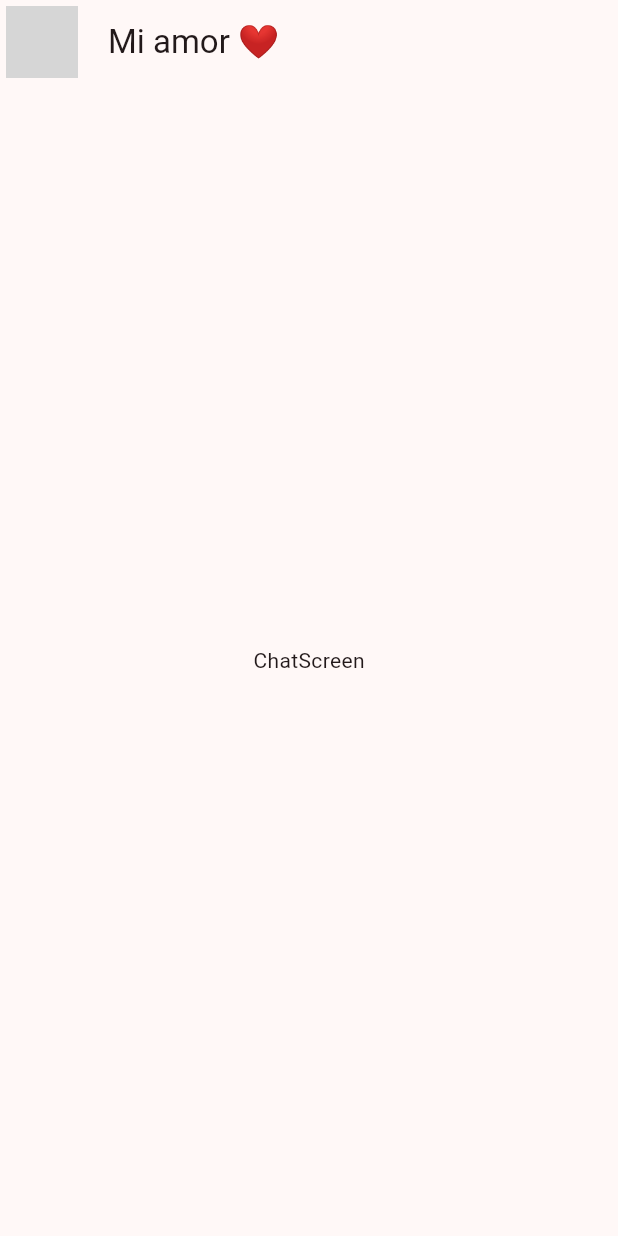
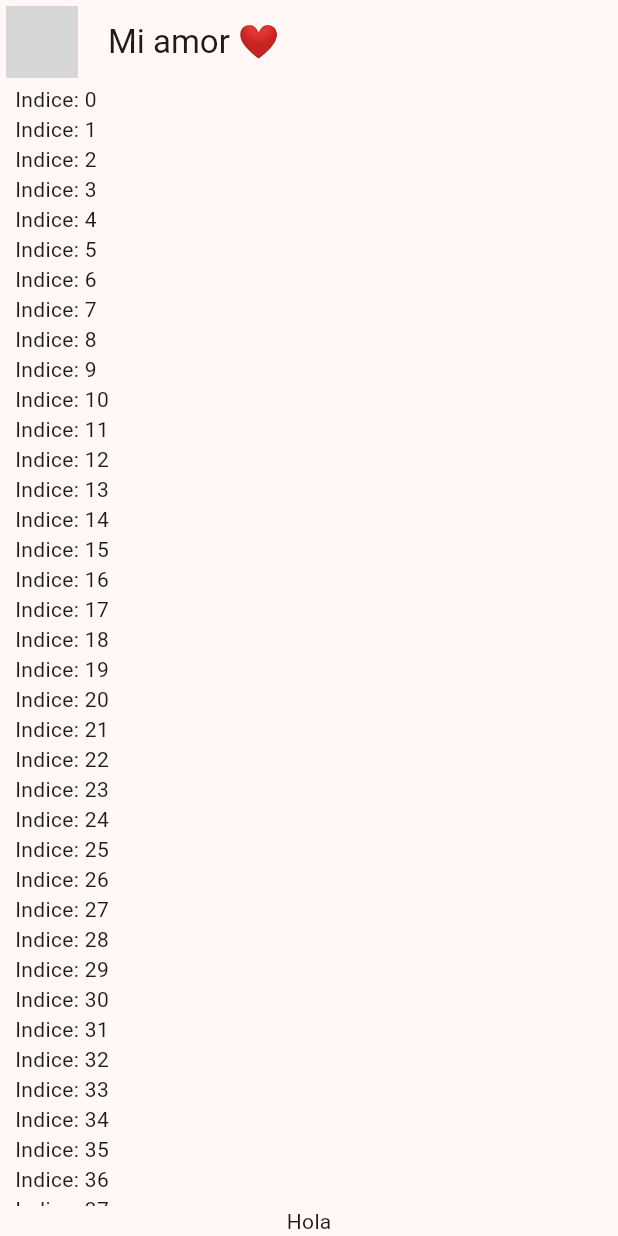
Before and after one commit to dieginin/yes_no_app, a Flutter app: the screen it shows after launch, on a phone screen of 412 x 824 dp. Run offline on Flutter 3.47's test engine with Material 2 defaults, Android fonts, the phone set to English and light mode, and no system bars; network calls fail; grey boxes are pictures that could not be loaded.

Commit message:
Set chat area

```diff
--- a/lib/core/chat/chat_screen.dart
+++ b/lib/core/chat/chat_screen.dart
@@ -16,8 +16,30 @@ class ChatScreen extends StatelessWidget {
         title: const Text('Mi amor ❤'),
         centerTitle: false,
       ),
-      body: const Center(
-        child: Text('ChatScreen'),
+      body: _ChatView(),
+    );
+  }
+}
+
+class _ChatView extends StatelessWidget {
+  @override
+  Widget build(BuildContext context) {
+    return SafeArea(
+      child: Padding(
+        padding: const EdgeInsets.symmetric(horizontal: 10),
+        child: Column(
+          children: [
+            Expanded(
+              child: ListView.builder(
+                itemCount: 100,
+                itemBuilder: (_, i) {
+                  return Text('Indice: $i');
+                },
+              ),
+            ),
+            Text('Hola'),
+          ],
+        ),
       ),
     );
   }
```
